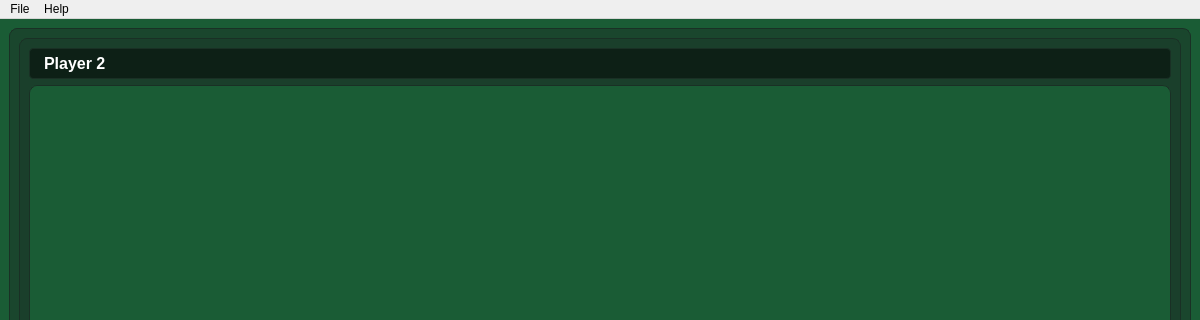
The window that mainwindow.ui (BitManipulators/202_PokerGame) describes before a commit, drawn with Qt 5; both pictures show x 0 to 1200 and y 0 to 320 of the 1200 by 1000 pixel window.
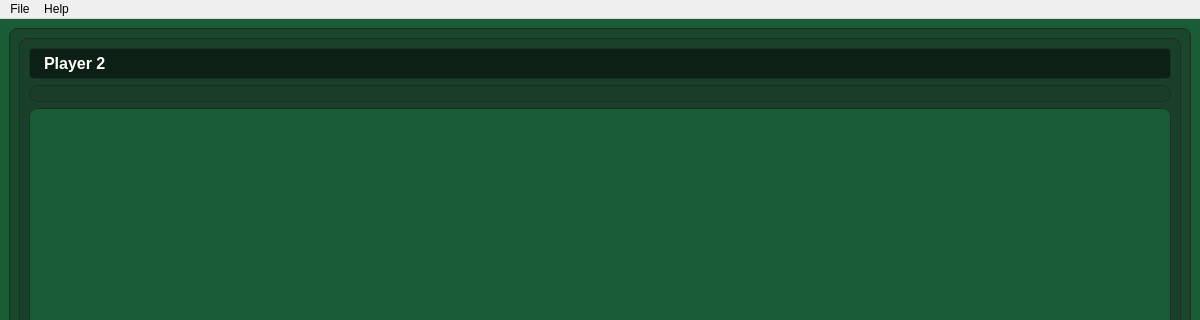
The same window after the commit. Icons and pictures are not drawn.

Commit message: updated changes to display computer moves

Diff of the .ui file:
```diff
--- a/mainwindow.ui
+++ b/mainwindow.ui
@@ -326,6 +326,19 @@
              </property>
             </widget>
            </item>
+            <item>
+            <widget class="QLabel" name="computerMoveLabel">
+                <property name="font">
+                <font>
+                    <pointsize>10</pointsize>
+                    <italic>true</italic>
+                </font>
+                </property>
+                <property name="text">
+                <string></string>
+                </property>
+            </widget>
+            </item>
            <item>
             <widget class="QGraphicsView" name="graphicsView">
              <property name="minimumSize">
```
The commit also changes 7 other files.
